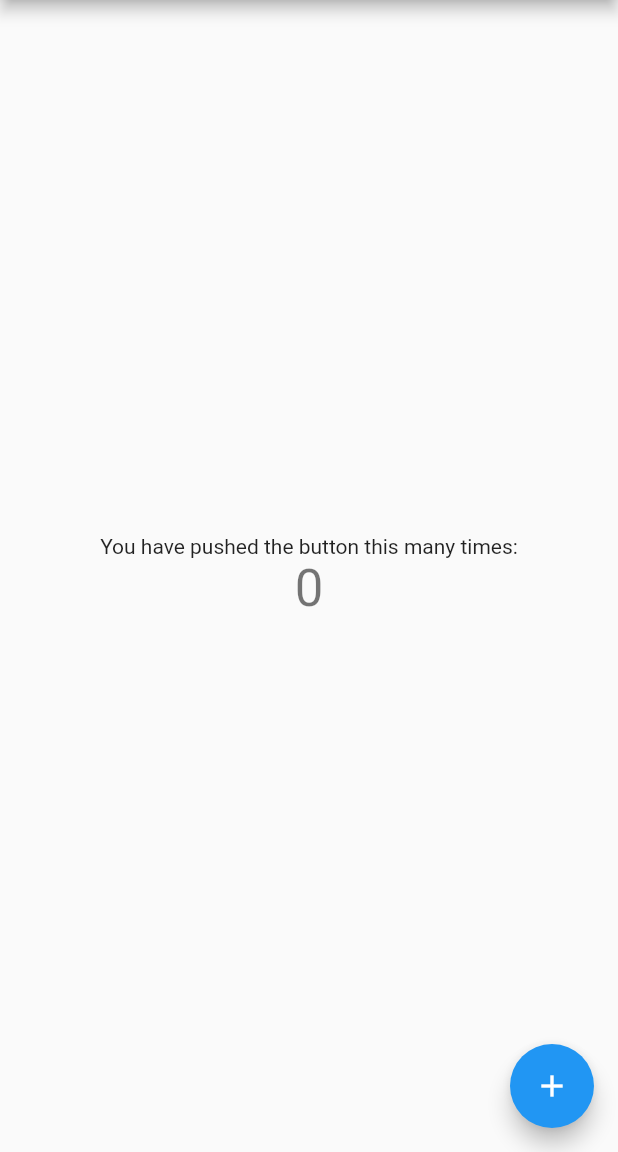
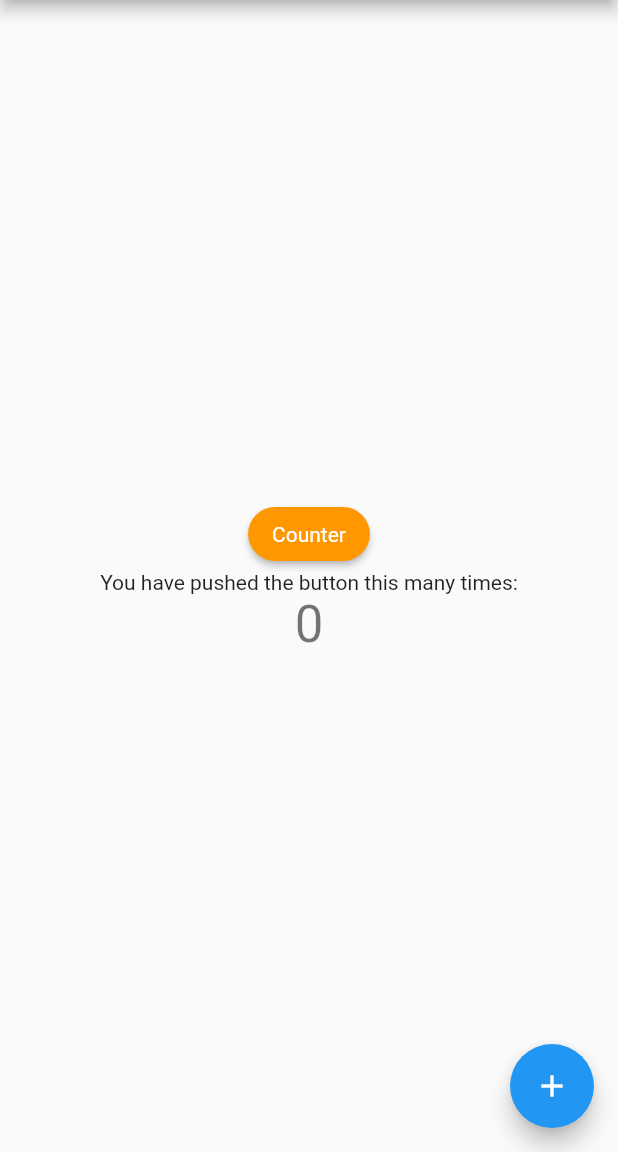
Before and after one commit to amirul12/commonbutton, a Flutter app: the screen it shows after launch, on a phone screen of 412 x 824 dp, the part 84-1236 px from its top. Run offline on Flutter 3.47's test engine with Material 2 defaults, Android fonts, the phone set to English and light mode, and no system bars.

Commit message:
update example

```diff
--- a/example/lib/main.dart
+++ b/example/lib/main.dart
@@ -1,4 +1,5 @@
 import 'package:flutter/material.dart';
+import 'package:common_button/common_button.dart';
 
 void main() {
   runApp(const MyApp());
@@ -79,22 +80,20 @@ class _MyHomePageState extends State<MyHomePage> {
         // Center is a layout widget. It takes a single child and positions it
         // in the middle of the parent.
         child: Column(
-          // Column is also a layout widget. It takes a list of children and
-          // arranges them vertically. By default, it sizes itself to fit its
-          // children horizontally, and tries to be as tall as its parent.
-          //
-          // Invoke "debug painting" (press "p" in the console, choose the
-          // "Toggle Debug Paint" action from the Flutter Inspector in Android
-          // Studio, or the "Toggle Debug Paint" command in Visual Studio Code)
-          // to see the wireframe for each widget.
-          //
-          // Column has various properties to control how it sizes itself and
-          // how it positions its children. Here we use mainAxisAlignment to
-          // center the children vertically; the main axis here is the vertical
-          // axis because Columns are vertical (the cross axis would be
-          // horizontal).
           mainAxisAlignment: MainAxisAlignment.center,
           children: <Widget>[
+            Container(
+              padding: const EdgeInsets.symmetric(horizontal: 20),
+              child: CommonButton(
+                onPress: _incrementCounter,
+                text: "Counter",
+                textAlign: Alignment.center,
+                tColor: Colors.white,
+                bgColor: Colors.orange,
+                isIcon: false,
+                customShape: 1,
+              ),
+            ),
             const Text(
               'You have pushed the button this many times:',
             ),
--- a/example/pubspec.yaml
+++ b/example/pubspec.yaml
@@ -35,6 +35,8 @@ dependencies:
   # The following adds the Cupertino Icons font to your application.
   # Use with the CupertinoIcons class for iOS style icons.
   cupertino_icons: ^1.0.2
+  common_button:
+    path: ../
 
 dev_dependencies:
   flutter_test:
```
Also changed, not shown: example/pubspec.lock.
